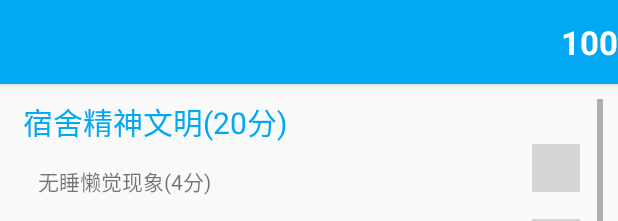
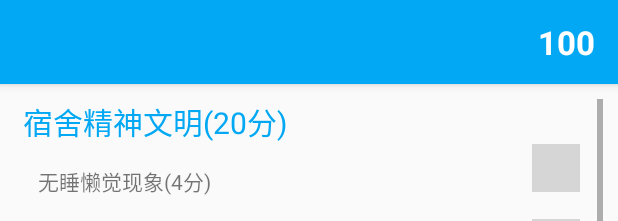
Before and after one commit to KnowledgeAndAction/Dormitory, an Android app: the layout acitivity_score.xml on its own in the app's theme, with its tools: preview values and no code run, on a phone screen of 412 x 824 dp. Shown: the top 221 px of the screen. Run offline under Robolectric (Android 15) with nearby library versions, the phone set to English and light mode, and no system bars; plain views replace NumberPicker; grey boxes are pictures that could not be loaded.

```diff
--- a/app/src/main/java/cn/hicc/suguan/dormitory/activity/LoginActivity.java
+++ b/app/src/main/java/cn/hicc/suguan/dormitory/activity/LoginActivity.java
@@ -219,6 +219,7 @@ public class LoginActivity extends AppCompatActivity {
                                 Intent intent = new Intent(LoginActivity.this, MainActivity.class);
                                 intent.putExtra("weekCode", 0);
 
+                                ToastUtil.showShort("登录成功");
                                 startActivity(intent);
                                 finish();
                             } else {
--- a/app/src/main/java/cn/hicc/suguan/dormitory/activity/MainActivity.java
+++ b/app/src/main/java/cn/hicc/suguan/dormitory/activity/MainActivity.java
@@ -229,6 +229,7 @@ public class MainActivity extends AppCompatActivity {
                             progressBar.setProgress((int) progress);
                             tv_main_jd.setText(count + "/" + array.length() + "");
                         } catch (JSONException e) {
+                            Logs.d(e.toString());
                             e.printStackTrace();
                         }
                     }
@@ -372,7 +373,6 @@ public class MainActivity extends AppCompatActivity {
                                 ToastUtil.showShort("上传失败");
                             }
                         });
-                        Toast.makeText(MainActivity.this, "上传失败", Toast.LENGTH_SHORT).show();
                     } else if (code == 1) {
                         runOnUiThread(new Runnable() {
                             @Override
--- a/app/src/main/java/cn/hicc/suguan/dormitory/utils/URL.java
+++ b/app/src/main/java/cn/hicc/suguan/dormitory/utils/URL.java
@@ -3,7 +3,7 @@ package cn.hicc.suguan.dormitory.utils;
 
 public class URL {
     /**
-     * 登录接口地址
+     * 接口地址
      */
     public static final String LOGIN_URL = "http://123.206.57.216:8080/login/login.do";
     public static final String Get_User_Build="http://suguan.hicc.cn/CheckServlet";
--- a/app/src/main/res/layout/acitivity_score.xml
+++ b/app/src/main/res/layout/acitivity_score.xml
@@ -26,6 +26,7 @@
                 android:layout_width="wrap_content"
                 android:layout_height="?attr/actionBarSize"
                 android:layout_alignParentRight="true"
+                android:layout_marginRight="15dp"
                 android:gravity="center"
                 android:text="100"
                 android:textColor="@color/md_white_1000"
```
Also changed, not shown: app/src/main/java/cn/hicc/suguan/dormitory/activity/ScoreActivity.java (+3 -22 lines).
